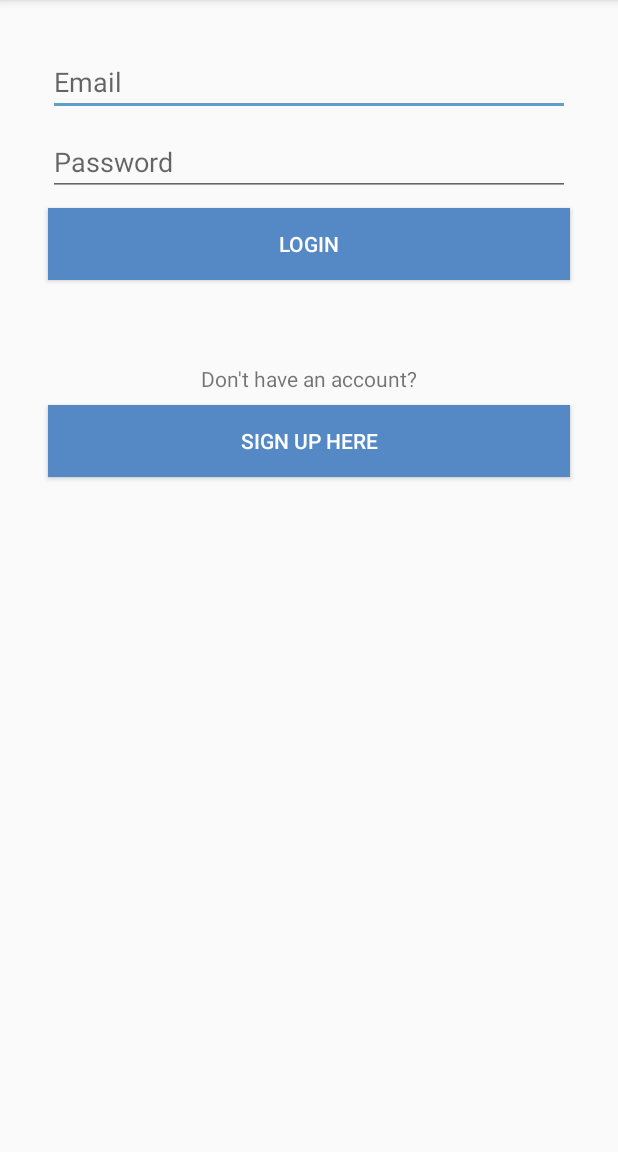
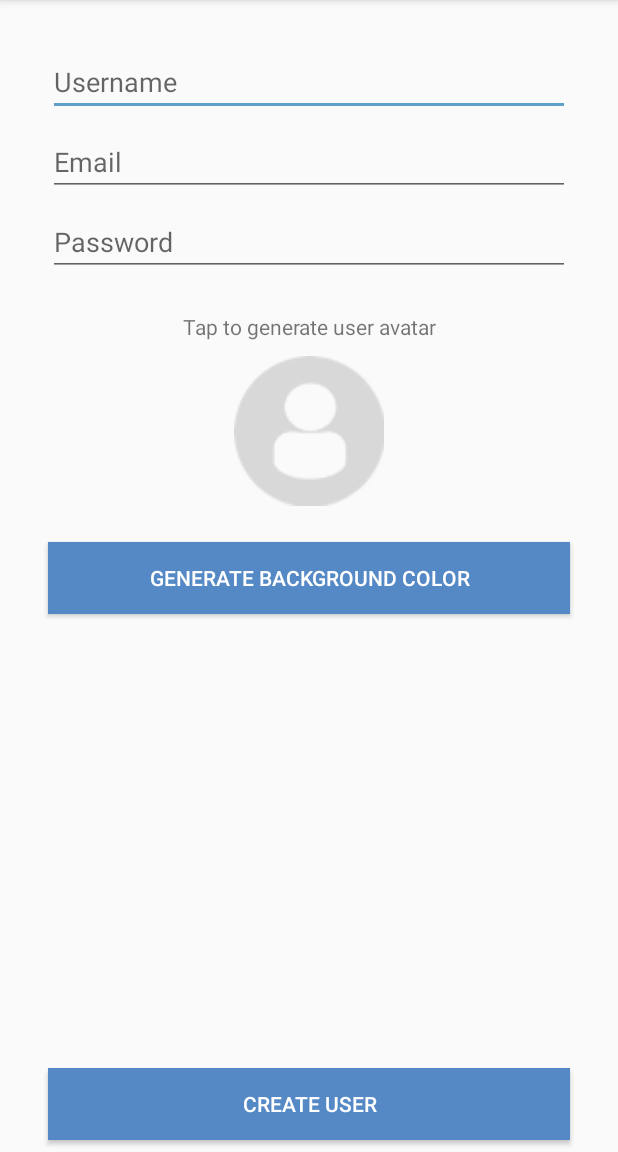
Before and after one commit to RonnieDipple/Smack, an Android app: the loginActivity screen opened directly, with no data from a screen before it, after a tap on "SIGN UP HERE", on a phone screen of 412 x 824 dp, the part 84-1236 px from its top. Run offline under Robolectric (Android 15) with nearby library versions, the phone set to English and light mode, and no system bars.

Commit message:
lesson 4

```diff
--- a/Smack/app/src/main/AndroidManifest.xml
+++ b/Smack/app/src/main/AndroidManifest.xml
@@ -18,7 +18,8 @@
                 <category android:name="android.intent.category.LAUNCHER" />
             </intent-filter>
         </activity>
-        <activity android:name=".loginActivity"></activity>
+        <activity android:name=".loginActivity" />
+        <activity android:name=".CreateUserActivity"></activity>
     </application>
 
 </manifest>
--- /dev/null
+++ b/Smack/app/src/main/java/com/yolasite/hardtapgames/smack/CreateUserActivity.kt
@@ -0,0 +1,27 @@
+package com.yolasite.hardtapgames.smack
+
+import android.support.v7.app.AppCompatActivity
+import android.os.Bundle
+import android.view.View
+
+class CreateUserActivity : AppCompatActivity() {
+
+    override fun onCreate(savedInstanceState: Bundle?) {
+        super.onCreate(savedInstanceState)
+        setContentView(R.layout.activity_create_user)
+    }
+
+    fun generateUserAvatar(view: View){
+
+    }
+
+    fun generateColorClicked(view: View){
+
+    }
+
+    fun createUserClicked(view: View){
+
+    }
+
+
+}
--- a/Smack/app/src/main/java/com/yolasite/hardtapgames/smack/MainActivity.kt
+++ b/Smack/app/src/main/java/com/yolasite/hardtapgames/smack/MainActivity.kt
@@ -54,4 +54,6 @@ class MainActivity : AppCompatActivity(){
 
 
 
+
+
 }
--- a/Smack/app/src/main/java/com/yolasite/hardtapgames/smack/loginActivity.kt
+++ b/Smack/app/src/main/java/com/yolasite/hardtapgames/smack/loginActivity.kt
@@ -1,5 +1,6 @@
 package com.yolasite.hardtapgames.smack
 
+import android.content.Intent
 import android.support.v7.app.AppCompatActivity
 import android.os.Bundle
 import android.view.View
@@ -16,6 +17,9 @@ class loginActivity : AppCompatActivity() {
     }
 
     fun loginCreateUserBtnClicked (view: View){
+        val createUserIntent = Intent(this,CreateUserActivity::class.java)
+        startActivity(createUserIntent)
+
 
     }
 
--- /dev/null
+++ b/Smack/app/src/main/res/layout/activity_create_user.xml
@@ -0,0 +1,112 @@
+<?xml version="1.0" encoding="utf-8"?>
+<android.support.constraint.ConstraintLayout xmlns:android="http://schemas.android.com/apk/res/android"
+    xmlns:app="http://schemas.android.com/apk/res-auto"
+    xmlns:tools="http://schemas.android.com/tools"
+    android:layout_width="match_parent"
+    android:layout_height="match_parent"
+    tools:context="com.yolasite.hardtapgames.smack.CreateUserActivity">
+
+    <EditText
+        android:id="@+id/createUserNameText"
+        android:layout_width="0dp"
+        android:layout_height="wrap_content"
+        android:layout_marginEnd="32dp"
+        android:layout_marginStart="32dp"
+        android:layout_marginTop="32dp"
+        android:ems="10"
+        android:hint="Username"
+        android:inputType="textPersonName"
+        app:layout_constraintEnd_toEndOf="parent"
+        app:layout_constraintHorizontal_bias="0.5"
+        app:layout_constraintStart_toStartOf="parent"
+        app:layout_constraintTop_toTopOf="parent" />
+
+    <EditText
+        android:id="@+id/createEmailText"
+        android:layout_width="0dp"
+        android:layout_height="wrap_content"
+        android:layout_marginEnd="32dp"
+        android:layout_marginStart="32dp"
+        android:layout_marginTop="8dp"
+        android:ems="10"
+        android:hint="Email"
+        android:inputType="textPersonName"
+        android:textColor="@android:color/darker_gray"
+        app:layout_constraintEnd_toEndOf="parent"
+        app:layout_constraintHorizontal_bias="0.5"
+        app:layout_constraintStart_toStartOf="parent"
+        app:layout_constraintTop_toBottomOf="@+id/createUserNameText" />
+
+    <EditText
+        android:id="@+id/createPasswordText"
+        android:layout_width="0dp"
+        android:layout_height="wrap_content"
+        android:layout_marginEnd="32dp"
+        android:layout_marginStart="32dp"
+        android:layout_marginTop="8dp"
+        android:ems="10"
+        android:hint="Password"
+        android:inputType="textPassword"
+        android:textColor="@android:color/darker_gray"
+        app:layout_constraintEnd_toEndOf="parent"
+        app:layout_constraintHorizontal_bias="0.5"
+        app:layout_constraintStart_toStartOf="parent"
+        app:layout_constraintTop_toBottomOf="@+id/createEmailText" />
+
+    <TextView
+        android:id="@+id/textView2"
+        android:layout_width="wrap_content"
+        android:layout_height="21dp"
+        android:layout_marginEnd="8dp"
+        android:layout_marginStart="8dp"
+        android:layout_marginTop="24dp"
+        android:text="Tap to generate user avatar"
+        app:layout_constraintEnd_toEndOf="parent"
+        app:layout_constraintHorizontal_bias="0.5"
+        app:layout_constraintStart_toStartOf="parent"
+        app:layout_constraintTop_toBottomOf="@+id/createPasswordText" />
+
+    <ImageView
+        android:id="@+id/createAvatarImageView"
+        android:layout_width="100dp"
+        android:layout_height="100dp"
+        android:layout_marginTop="8dp"
+        android:onClick="generateUserAvatar"
+        app:layout_constraintEnd_toEndOf="parent"
+        app:layout_constraintHorizontal_bias="0.5"
+        app:layout_constraintStart_toStartOf="parent"
+        app:layout_constraintTop_toBottomOf="@+id/textView2"
+        app:srcCompat="@drawable/profiledefault" />
+
+    <Button
+        android:id="@+id/backgroundColorButton"
+        android:layout_width="0dp"
+        android:layout_height="wrap_content"
+        android:layout_marginEnd="32dp"
+        android:layout_marginStart="32dp"
+        android:layout_marginTop="24dp"
+        android:background="@color/colorPrimary"
+        android:onClick="generateColorClicked"
+        android:text="Generate background color"
+        android:textColor="@android:color/white"
+        app:layout_constraintEnd_toEndOf="parent"
+        app:layout_constraintHorizontal_bias="0.5"
+        app:layout_constraintStart_toStartOf="parent"
+        app:layout_constraintTop_toBottomOf="@+id/createAvatarImageView" />
+
+    <Button
+        android:id="@+id/createUserButton"
+        android:layout_width="0dp"
+        android:layout_height="wrap_content"
+        android:layout_marginBottom="8dp"
+        android:layout_marginEnd="32dp"
+        android:layout_marginStart="32dp"
+        android:background="@color/colorPrimary"
+        android:onClick="createUserClicked"
+        android:text="Create User"
+        android:textColor="@android:color/white"
+        app:layout_constraintBottom_toBottomOf="parent"
+        app:layout_constraintEnd_toEndOf="parent"
+        app:layout_constraintHorizontal_bias="0.5"
+        app:layout_constraintStart_toStartOf="parent" />
+</android.support.constraint.ConstraintLayout>
```
Also changed, not shown: 5 other files.
